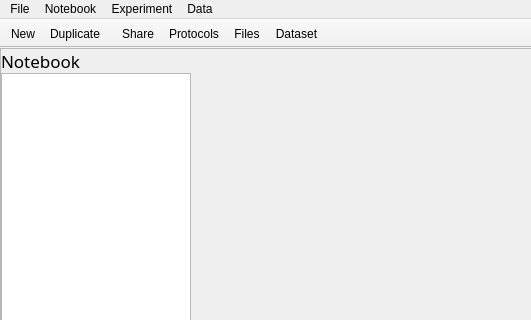
First picture: the form in LabNote/ui/qt_ui/mainwindow.ui, repository drs/LabNote, before the edit; both pictures show x 0 to 531 and y 0 to 320 of the 800 by 600 pixel window.
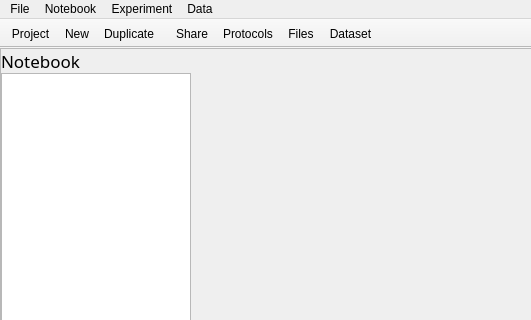
Second picture: the form after the edit.

```diff
--- a/LabNote/ui/qt_ui/mainwindow.ui
+++ b/LabNote/ui/qt_ui/mainwindow.ui
@@ -330,6 +330,7 @@
    <attribute name="toolBarBreak">
     <bool>false</bool>
    </attribute>
+   <addaction name="act_project"/>
    <addaction name="act_new"/>
    <addaction name="act_duplicate"/>
   </widget>
@@ -466,6 +467,14 @@
     <string>Open dataset window</string>
    </property>
   </action>
+  <action name="act_project">
+   <property name="text">
+    <string>Project</string>
+   </property>
+   <property name="toolTip">
+    <string>Open the project window</string>
+   </property>
+  </action>
  </widget>
  <resources/>
  <connections/>
```
